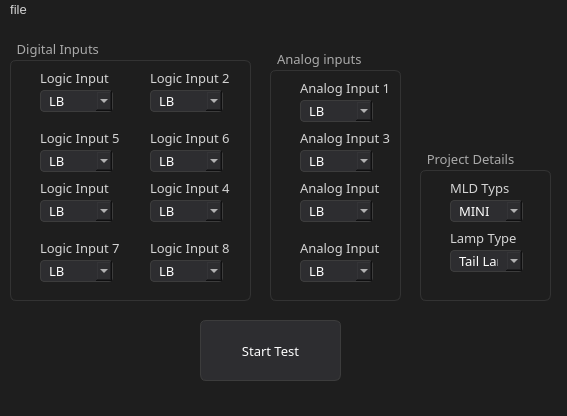
First picture: the form in test.ui, repository n1kpatil/guiPython, before the edit.
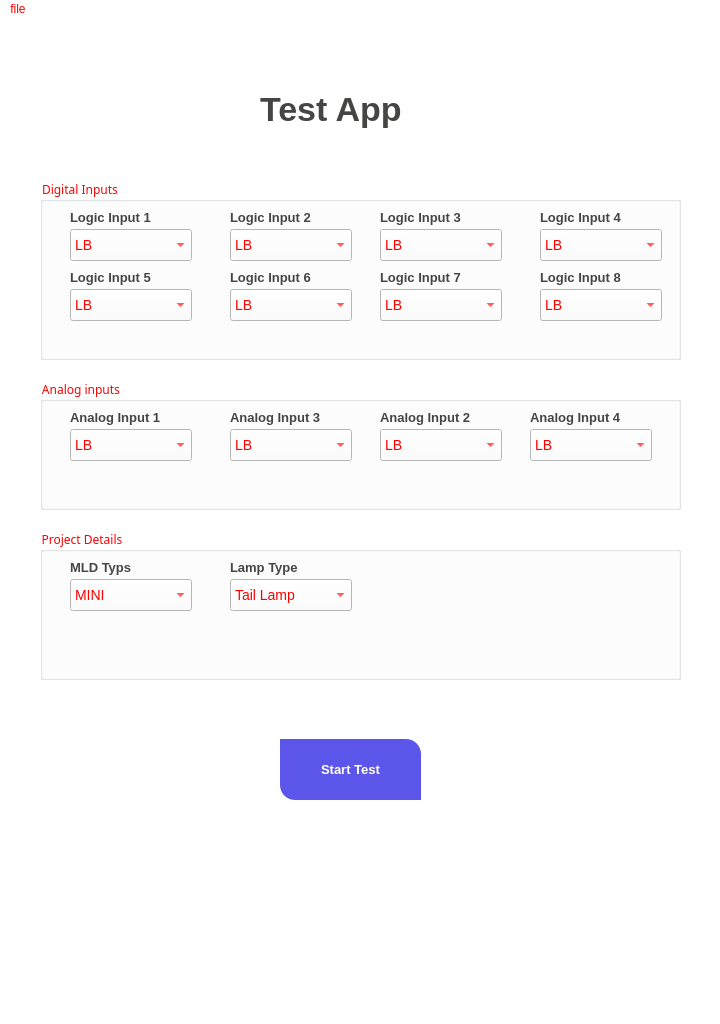
Second picture: the form after the edit. Icons and pictures are not drawn.

Commit message:
style change for the app
-style change

```diff
--- a/test.ui
+++ b/test.ui
@@ -6,169 +6,504 @@
    <rect>
     <x>0</x>
     <y>0</y>
-    <width>567</width>
-    <height>416</height>
+    <width>720</width>
+    <height>1024</height>
    </rect>
   </property>
   <property name="windowTitle">
    <string>MainWindow</string>
   </property>
   <property name="styleSheet">
-   <string notr="true">QMainWindow, QWidget {
-    background-color: #1e1e1e;
-    color: #d4d4d4;
-    font-family: &quot;Segoe UI&quot;, sans-serif;
-    font-size: 13px;
+   <string notr="true">QComboBox {
+    min-width: 120px;   /* Width */
+    min-height: 30px;   /* Height */
+    font-size: 14px;    /* Optional: Adjust text */
 }
 
-QPushButton {
-    background-color: #2d2d30;
-    color: #ffffff;
-    border: 1px solid #3c3c3c;
-    border-radius: 6px;
-    padding: 6px 12px;
+/*Copyright (c) DevSec Studio. All rights reserved.
+
+MIT License
+
+Permission is hereby granted, free of charge, to any person obtaining a copy
+of this software and associated documentation files (the &quot;Software&quot;), to deal
+in the Software without restriction, including without limitation the rights
+to use, copy, modify, merge, publish, distribute, sublicense, and/or sell
+copies of the Software, and to permit persons to whom the Software is
+furnished to do so, subject to the following conditions:
+
+The above copyright notice and this permission notice shall be included in all
+copies or substantial portions of the Software.
+
+THE SOFTWARE IS PROVIDED *AS IS*, WITHOUT WARRANTY OF ANY KIND, EXPRESS OR
+IMPLIED, INCLUDING BUT NOT LIMITED TO THE WARRANTIES OF MERCHANTABILITY,
+FITNESS FOR A PARTICULAR PURPOSE AND NONINFRINGEMENT. IN NO EVENT SHALL THE
+AUTHORS OR COPYRIGHT HOLDERS BE LIABLE FOR ANY CLAIM, DAMAGES OR OTHER
+LIABILITY, WHETHER IN AN ACTION OF CONTRACT, TORT OR OTHERWISE, ARISING FROM,
+OUT OF OR IN CONNECTION WITH THE SOFTWARE OR THE USE OR OTHER DEALINGS IN THE SOFTWARE.
+*/
+
+/*-----QWidget-----*/
+QWidget
+{
+	background-color: #fff;
+	color: red;
+
 }
 
-QPushButton:hover {
-    background-color: #3c3c3c;
-    border: 1px solid #5a5a5a;
+
+/*-----QLabel-----*/
+QLabel
+{
+	background-color: transparent;
+	color: #454544;
+	font-weight: bold;
+	font-size: 13px;
+
 }
 
-QPushButton:pressed {
-    background-color: #2a2a2a;
-    border: 1px solid #0078d7;  /* Accent blue */
+
+/*-----QPushButton-----*/
+QPushButton
+{
+	background-color: #5c55e9;
+	color: #fff;
+	font-size: 13px;
+	font-weight: bold;
+	border-top-right-radius: 15px;
+	border-top-left-radius: 0px;
+	border-bottom-right-radius: 0px;
+	border-bottom-left-radius: 15px;
+	padding: 10px;
+
 }
 
-QLabel {
-    color: #d4d4d4;
+
+QPushButton::disabled
+{
+	background-color: #5c5c5c;
+
 }
 
-QComboBox {
-    background-color: #2d2d30;
-    color: #ffffff;
-    border: 1px solid #3c3c3c;
-    border-radius: 4px;
-    padding: 4px 8px;
+
+QPushButton::hover
+{
+	background-color: #5564f2;
+
 }
 
-QComboBox:hover {
-    border: 1px solid #5a5a5a;
+
+QPushButton::pressed
+{
+	background-color: #3d4ef2;
+
 }
 
-QGroupBox {
-    border: 1px solid #333;
-    border-radius: 6px;
-    margin-top: 20px;
+
+/*-----QCheckBox-----*/
+QCheckBox
+{
+	background-color: transparent;
+	color: #5c55e9;
+	font-size: 10px;
+	font-weight: bold;
+	border: none;
+	border-radius: 5px;
+
 }
 
-QGroupBox:title {
-    subcontrol-origin: margin;
-    subcontrol-position: top left;
-    padding: 0 5px;
-    color: #aaaaaa;
+
+/*-----QCheckBox-----*/
+QCheckBox::indicator
+{
+    background-color: #323232;
+    border: 1px solid darkgray;
+    width: 12px;
+    height: 12px;
+
+}
+
+
+QCheckBox::indicator:checked
+{
+    image:url(&quot;./ressources/check.png&quot;);
+	background-color: #5c55e9;
+    border: 1px solid #5c55e9;
+
+}
+
+
+QCheckBox::indicator:unchecked:hover
+{
+    border: 1px solid #5c55e9;
+
+}
+
+
+QCheckBox::disabled
+{
+	color: #656565;
+
+}
+
+
+QCheckBox::indicator:disabled
+{
+	background-color: #656565;
+	color: #656565;
+    border: 1px solid #656565;
+
+}
+
+
+/*-----QLineEdit-----*/
+QLineEdit
+{
+	background-color: #c2c7d5;
+	color: #2a547f;
+	border: none;
+	padding: 5px;
+
+}
+
+
+/*-----QListView-----*/
+QListView
+{
+	background-color: #5c55e9;
+	color: #fff;
+	font-size: 14px;
+	font-weight: bold;
+	show-decoration-selected: 0;
+	border-radius: 4px;
+	padding-left: -15px;
+	padding-right: -15px;
+	padding-top: 5px;
+
+} 
+
+
+QListView:disabled 
+{
+	background-color: #5c5c5c;
+
+}
+
+
+QListView::item
+{
+	background-color: #454e5e;
+	border: none;
+	padding: 10px;
+	border-radius: 0px;
+	padding-left : 10px;
+	height: 32px;
+
+}
+
+
+QListView::item:selected
+{
+	color: #000;
+	background-color: #fff;
+
+}
+
+
+QListView::item:!selected
+{
+	color:white;
+	background-color: transparent;
+	border: none;
+	padding-left : 10px;
+
+}
+
+
+QListView::item:!selected:hover
+{
+	color: #fff;
+	background-color: #5564f2;
+	border: none;
+	padding-left : 10px;
+
+}
+
+
+/*-----QTreeView-----*/
+QTreeView 
+{
+	background-color: #fff;
+	show-decoration-selected: 0;
+	color: #454544;
+
+}
+
+
+QTreeView:disabled
+{
+	background-color: #242526;
+	show-decoration-selected: 0;
+
+}
+
+
+QTreeView::item 
+{
+	border-top-color: transparent;
+	border-bottom-color: transparent;
+
+}
+
+
+QTreeView::item:hover 
+{
+	background-color: #bcbdbb;
+	color: #000;
+
+}
+
+
+QTreeView::item:selected 
+{
+	background-color: #5c55e9;
+	color: #fff;
+
+}
+
+
+QTreeView::item:selected:active
+{
+	background-color: #5c55e9;
+	color: #fff;
+
+}
+
+
+QTreeView::item:selected:disabled
+{
+	background-color: #525251;
+	color: #656565;
+
+}
+
+
+QTreeView::branch:has-children:!has-siblings:closed,
+QTreeView::branch:closed:has-children:has-siblings 
+{
+	image: url(://tree-closed.png);
+
+}
+
+QTreeView::branch:open:has-children:!has-siblings,
+QTreeView::branch:open:has-children:has-siblings  
+{
+	image: url(://tree-open.png);
+
+}
+
+
+/*-----QTableView &amp; QTableWidget-----*/
+QTableView
+{
+    background-color: #fff;
+	border: 1px solid gray;
+    color: #454544;
+    gridline-color: gray;
+    outline : 0;
+
+}
+
+
+QTableView::disabled
+{
+    background-color: #242526;
+    border: 1px solid #32414B;
+    color: #656565;
+    gridline-color: #656565;
+    outline : 0;
+
+}
+
+
+QTableView::item:hover 
+{
+    background-color: #bcbdbb;
+    color: #000;
+
+}
+
+
+QTableView::item:selected 
+{
+	background-color: #5c55e9;
+    color: #fff;
+
+}
+
+
+QTableView::item:selected:disabled
+{
+    background-color: #1a1b1c;
+    border: 2px solid #525251;
+    color: #656565;
+
+}
+
+
+QTableCornerButton::section
+{
+	background-color: #ced5e3;
+	border: none;
+    color: #fff;
+
+}
+
+
+QHeaderView::section
+{
+	color: #2a547f;
+	border: 0px;
+	background-color: #ced5e3;
+	padding: 5px;
+
+}
+
+
+QHeaderView::section:disabled
+{
+    background-color: #525251;
+    color: #656565;
+
+}
+
+
+QHeaderView::section:checked
+{
+    color: #fff;
+    background-color: #5c55e9;
+
+}
+
+
+QHeaderView::section:checked:disabled
+{
+    color: #656565;
+    background-color: #525251;
+
+}
+
+
+QHeaderView::section::vertical::first,
+QHeaderView::section::vertical::only-one
+{
+    border-top: 1px solid #353635;
+
+}
+
+
+QHeaderView::section::vertical
+{
+    border-top: 1px solid #353635;
+
+}
+
+
+QHeaderView::section::horizontal::first,
+QHeaderView::section::horizontal::only-one
+{
+    border-left: 1px solid #353635;
+
+}
+
+
+QHeaderView::section::horizontal
+{
+    border-left: 1px solid #353635;
+
+}
+
+
+/*-----QScrollBar-----*/
+QScrollBar:horizontal 
+{
     background-color: transparent;
+    height: 8px;
+    margin: 0px;
+    padding: 0px;
+
 }
 
-QLineEdit, QTextEdit {
-    background-color: #2d2d30;
-    border: 1px solid #444;
-    color: #ffffff;
-    border-radius: 4px;
-    padding: 4px;
+
+QScrollBar::handle:horizontal 
+{
+    border: none;
+	min-width: 100px;
+    background-color: #7e92b7;
+
 }
 
-QStatusBar {
-    background-color: #1e1e1e;
-    color: #888888;
+
+QScrollBar::add-line:horizontal, 
+QScrollBar::sub-line:horizontal,
+QScrollBar::add-page:horizontal, 
+QScrollBar::sub-page:horizontal 
+{
+    width: 0px;
+    background-color: #d8dce6;
+
+}
+
+
+QScrollBar:vertical 
+{
+    background-color: transparent;
+    width: 8px;
+    margin: 0;
+
+}
+
+
+QScrollBar::handle:vertical 
+{
+    border: none;
+	min-height: 100px;
+    background-color: #7e92b7;
+
+}
+
+
+QScrollBar::add-line:vertical, 
+QScrollBar::sub-line:vertical,
+QScrollBar::add-page:vertical, 
+QScrollBar::sub-page:vertical 
+{
+    height: 0px;
+    background-color: #d8dce6;
+
 }
 </string>
   </property>
   <widget class="QWidget" name="centralwidget">
    <property name="styleSheet">
-    <string notr="true">QMainWindow, QWidget {
-    background-color: #1e1e1e;
-    color: #d4d4d4;
-    font-family: &quot;Segoe UI&quot;, sans-serif;
-    font-size: 13px;
-}
-
-QPushButton {
-    background-color: #2d2d30;
-    color: #ffffff;
-    border: 1px solid #3c3c3c;
-    border-radius: 6px;
-    padding: 6px 12px;
-}
-
-QPushButton:hover {
-    background-color: #3c3c3c;
-    border: 1px solid #5a5a5a;
-}
-
-QPushButton:pressed {
-    background-color: #2a2a2a;
-    border: 1px solid #0078d7;  /* Accent blue */
-}
-
-QLabel {
-    color: #d4d4d4;
-}
-
-QComboBox {
-    background-color: #2d2d30;
-    color: #ffffff;
-    border: 1px solid #3c3c3c;
-    border-radius: 4px;
-    padding: 4px 8px;
-}
-
-QComboBox:hover {
-    border: 1px solid #5a5a5a;
-}
-
-QGroupBox {
-    border: 1px solid #333;
-    border-radius: 6px;
-    margin-top: 20px;
-}
-
-QGroupBox:title {
-    subcontrol-origin: margin;
-    subcontrol-position: top left;
-    padding: 0 5px;
-    color: #aaaaaa;
-    background-color: transparent;
-}
-
-QLineEdit, QTextEdit {
-    background-color: #2d2d30;
-    border: 1px solid #444;
-    color: #ffffff;
-    border-radius: 4px;
-    padding: 4px;
-}
-
-QStatusBar {
-    background-color: #1e1e1e;
-    color: #888888;
-}
-</string>
+    <string notr="true"/>
    </property>
    <widget class="QGroupBox" name="groupBox">
     <property name="geometry">
      <rect>
-      <x>10</x>
-      <y>20</y>
-      <width>241</width>
-      <height>261</height>
+      <x>40</x>
+      <y>160</y>
+      <width>641</width>
+      <height>181</height>
      </rect>
     </property>
     <property name="font">
      <font>
       <family>Segoe UI,sans-serif</family>
-      <pointsize>-1</pointsize>
      </font>
     </property>
+    <property name="styleSheet">
+     <string notr="true"/>
+    </property>
     <property name="title">
      <string>Digital Inputs </string>
     </property>
@@ -177,14 +512,15 @@
       <rect>
        <x>30</x>
        <y>30</y>
-       <width>71</width>
+       <width>111</width>
        <height>16</height>
       </rect>
      </property>
      <property name="font">
       <font>
-       <family>Segoe UI,sans-serif</family>
        <pointsize>-1</pointsize>
+       <weight>75</weight>
+       <bold>true</bold>
       </font>
      </property>
      <property name="text">
@@ -194,16 +530,17 @@
     <widget class="QLabel" name="label_2">
      <property name="geometry">
       <rect>
-       <x>140</x>
+       <x>190</x>
        <y>30</y>
-       <width>81</width>
+       <width>91</width>
        <height>16</height>
       </rect>
      </property>
      <property name="font">
       <font>
-       <family>Segoe UI,sans-serif</family>
        <pointsize>-1</pointsize>
+       <weight>75</weight>
+       <bold>true</bold>
       </font>
      </property>
      <property name="text">
@@ -213,7 +550,7 @@
     <widget class="QLabel" name="label_7">
      <property name="geometry">
       <rect>
-       <x>140</x>
+       <x>190</x>
        <y>90</y>
        <width>81</width>
        <height>16</height>
@@ -221,8 +558,9 @@
      </property>
      <property name="font">
       <font>
-       <family>Segoe UI,sans-serif</family>
        <pointsize>-1</pointsize>
+       <weight>75</weight>
+       <bold>true</bold>
       </font>
      </property>
      <property name="text">
@@ -234,14 +572,15 @@
       <rect>
        <x>30</x>
        <y>90</y>
-       <width>81</width>
+       <width>121</width>
        <height>16</height>
       </rect>
      </property>
      <property name="font">
       <font>
-       <family>Segoe UI,sans-serif</family>
        <pointsize>-1</pointsize>
+       <weight>75</weight>
+       <bold>true</bold>
       </font>
      </property>
      <property name="text">
@@ -251,15 +590,14 @@
     <widget class="QComboBox" name="comboBox_14">
      <property name="geometry">
       <rect>
-       <x>140</x>
+       <x>190</x>
        <y>50</y>
-       <width>73</width>
-       <height>22</height>
+       <width>122</width>
+       <height>32</height>
       </rect>
      </property>
      <property name="font">
       <font>
-       <family>Segoe UI,sans-serif</family>
        <pointsize>-1</pointsize>
       </font>
      </property>
@@ -312,15 +650,14 @@
     <widget class="QComboBox" name="comboBox_13">
      <property name="geometry">
       <rect>
-       <x>140</x>
+       <x>190</x>
        <y>110</y>
-       <width>73</width>
-       <height>22</height>
+       <width>122</width>
+       <height>32</height>
       </rect>
      </property>
      <property name="font">
       <font>
-       <family>Segoe UI,sans-serif</family>
        <pointsize>-1</pointsize>
       </font>
      </property>
@@ -375,13 +712,12 @@
       <rect>
        <x>30</x>
        <y>50</y>
-       <width>73</width>
-       <height>22</height>
+       <width>122</width>
+       <height>32</height>
       </rect>
      </property>
      <property name="font">
       <font>
-       <family>Segoe UI,sans-serif</family>
        <pointsize>-1</pointsize>
       </font>
      </property>
@@ -436,13 +772,12 @@
       <rect>
        <x>30</x>
        <y>110</y>
-       <width>73</width>
-       <height>22</height>
+       <width>122</width>
+       <height>32</height>
       </rect>
      </property>
      <property name="font">
       <font>
-       <family>Segoe UI,sans-serif</family>
        <pointsize>-1</pointsize>
       </font>
      </property>
@@ -495,15 +830,14 @@
     <widget class="QComboBox" name="comboBox_22">
      <property name="geometry">
       <rect>
-       <x>30</x>
-       <y>160</y>
-       <width>73</width>
-       <height>22</height>
+       <x>340</x>
+       <y>50</y>
+       <width>122</width>
+       <height>32</height>
       </rect>
      </property>
      <property name="font">
       <font>
-       <family>Segoe UI,sans-serif</family>
        <pointsize>-1</pointsize>
       </font>
      </property>
@@ -556,16 +890,17 @@
     <widget class="QLabel" name="label_17">
      <property name="geometry">
       <rect>
-       <x>140</x>
-       <y>140</y>
-       <width>81</width>
+       <x>500</x>
+       <y>30</y>
+       <width>111</width>
        <height>16</height>
       </rect>
      </property>
      <property name="font">
       <font>
-       <family>Segoe UI,sans-serif</family>
        <pointsize>-1</pointsize>
+       <weight>75</weight>
+       <bold>true</bold>
       </font>
      </property>
      <property name="text">
@@ -575,16 +910,17 @@
     <widget class="QLabel" name="label_18">
      <property name="geometry">
       <rect>
-       <x>30</x>
-       <y>140</y>
-       <width>71</width>
+       <x>340</x>
+       <y>30</y>
+       <width>111</width>
        <height>16</height>
       </rect>
      </property>
      <property name="font">
       <font>
-       <family>Segoe UI,sans-serif</family>
        <pointsize>-1</pointsize>
+       <weight>75</weight>
+       <bold>true</bold>
       </font>
      </property>
      <property name="text">
@@ -594,16 +930,17 @@
     <widget class="QLabel" name="label_19">
      <property name="geometry">
       <rect>
-       <x>140</x>
-       <y>200</y>
-       <width>81</width>
+       <x>500</x>
+       <y>90</y>
+       <width>111</width>
        <height>16</height>
       </rect>
      </property>
      <property name="font">
       <font>
-       <family>Segoe UI,sans-serif</family>
        <pointsize>-1</pointsize>
+       <weight>75</weight>
+       <bold>true</bold>
       </font>
      </property>
      <property name="text">
@@ -613,15 +950,14 @@
     <widget class="QComboBox" name="comboBox_23">
      <property name="geometry">
       <rect>
-       <x>140</x>
-       <y>220</y>
-       <width>73</width>
-       <height>22</height>
+       <x>500</x>
+       <y>110</y>
+       <width>122</width>
+       <height>32</height>
       </rect>
      </property>
      <property name="font">
       <font>
-       <family>Segoe UI,sans-serif</family>
        <pointsize>-1</pointsize>
       </font>
      </property>
@@ -674,15 +1010,14 @@
     <widget class="QComboBox" name="comboBox_24">
      <property name="geometry">
       <rect>
-       <x>30</x>
-       <y>220</y>
-       <width>73</width>
-       <height>22</height>
+       <x>340</x>
+       <y>110</y>
+       <width>122</width>
+       <height>32</height>
       </rect>
      </property>
      <property name="font">
       <font>
-       <family>Segoe UI,sans-serif</family>
        <pointsize>-1</pointsize>
       </font>
      </property>
@@ -735,15 +1070,14 @@
     <widget class="QComboBox" name="comboBox_25">
      <property name="geometry">
       <rect>
-       <x>140</x>
-       <y>160</y>
-       <width>73</width>
-       <height>22</height>
+       <x>500</x>
+       <y>50</y>
+       <width>122</width>
+       <height>32</height>
       </rect>
      </property>
      <property name="font">
       <font>
-       <family>Segoe UI,sans-serif</family>
        <pointsize>-1</pointsize>
       </font>
      </property>
@@ -796,16 +1130,17 @@
     <widget class="QLabel" name="label_20">
      <property name="geometry">
       <rect>
-       <x>30</x>
-       <y>200</y>
-       <width>81</width>
+       <x>340</x>
+       <y>90</y>
+       <width>111</width>
        <height>16</height>
       </rect>
      </property>
      <property name="font">
       <font>
-       <family>Segoe UI,sans-serif</family>
        <pointsize>-1</pointsize>
+       <weight>75</weight>
+       <bold>true</bold>
       </font>
      </property>
      <property name="text">
@@ -816,16 +1151,15 @@
    <widget class="QGroupBox" name="groupBox_2">
     <property name="geometry">
      <rect>
-      <x>270</x>
-      <y>30</y>
-      <width>131</width>
-      <height>251</height>
+      <x>40</x>
+      <y>360</y>
+      <width>641</width>
+      <height>131</height>
      </rect>
     </property>
     <property name="font">
      <font>
       <family>Segoe UI,sans-serif</family>
-      <pointsize>-1</pointsize>
      </font>
     </property>
     <property name="title">
@@ -836,14 +1170,15 @@
       <rect>
        <x>30</x>
        <y>30</y>
-       <width>91</width>
+       <width>121</width>
        <height>16</height>
       </rect>
      </property>
      <property name="font">
       <font>
-       <family>Segoe UI,sans-serif</family>
        <pointsize>-1</pointsize>
+       <weight>75</weight>
+       <bold>true</bold>
       </font>
      </property>
      <property name="text">
@@ -853,16 +1188,17 @@
     <widget class="QLabel" name="label_10">
      <property name="geometry">
       <rect>
-       <x>30</x>
-       <y>130</y>
-       <width>81</width>
+       <x>340</x>
+       <y>30</y>
+       <width>111</width>
        <height>16</height>
       </rect>
      </property>
      <property name="font">
       <font>
-       <family>Segoe UI,sans-serif</family>
        <pointsize>-1</pointsize>
+       <weight>75</weight>
+       <bold>true</bold>
       </font>
      </property>
      <property name="text">
@@ -872,16 +1208,17 @@
     <widget class="QLabel" name="label_15">
      <property name="geometry">
       <rect>
-       <x>30</x>
-       <y>190</y>
-       <width>81</width>
+       <x>490</x>
+       <y>30</y>
+       <width>121</width>
        <height>16</height>
       </rect>
      </property>
      <property name="font">
       <font>
-       <family>Segoe UI,sans-serif</family>
        <pointsize>-1</pointsize>
+       <weight>75</weight>
+       <bold>true</bold>
       </font>
      </property>
      <property name="text">
@@ -891,16 +1228,17 @@
     <widget class="QLabel" name="label_16">
      <property name="geometry">
       <rect>
-       <x>30</x>
-       <y>80</y>
-       <width>91</width>
+       <x>190</x>
+       <y>30</y>
+       <width>121</width>
        <height>16</height>
       </rect>
      </property>
      <property name="font">
       <font>
-       <family>Segoe UI,sans-serif</family>
        <pointsize>-1</pointsize>
+       <weight>75</weight>
+       <bold>true</bold>
       </font>
      </property>
      <property name="text">
@@ -910,15 +1248,14 @@
     <widget class="QComboBox" name="comboBox_18">
      <property name="geometry">
       <rect>
-       <x>30</x>
-       <y>150</y>
-       <width>73</width>
-       <height>22</height>
+       <x>340</x>
+       <y>50</y>
+       <width>122</width>
+       <height>32</height>
       </rect>
      </property>
      <property name="font">
       <font>
-       <family>Segoe UI,sans-serif</family>
        <pointsize>-1</pointsize>
       </font>
      </property>
@@ -971,15 +1308,14 @@
     <widget class="QComboBox" name="comboBox_19">
      <property name="geometry">
       <rect>
-       <x>30</x>
-       <y>210</y>
-       <width>73</width>
-       <height>22</height>
+       <x>490</x>
+       <y>50</y>
+       <width>122</width>
+       <height>32</height>
       </rect>
      </property>
      <property name="font">
       <font>
-       <family>Segoe UI,sans-serif</family>
        <pointsize>-1</pointsize>
       </font>
      </property>
@@ -1034,13 +1370,12 @@
       <rect>
        <x>30</x>
        <y>50</y>
-       <width>73</width>
-       <height>22</height>
+       <width>122</width>
+       <height>32</height>
       </rect>
      </property>
      <property name="font">
       <font>
-       <family>Segoe UI,sans-serif</family>
        <pointsize>-1</pointsize>
       </font>
      </property>
@@ -1093,15 +1428,14 @@
     <widget class="QComboBox" name="comboBox_21">
      <property name="geometry">
       <rect>
-       <x>30</x>
-       <y>100</y>
-       <width>73</width>
-       <height>22</height>
+       <x>190</x>
+       <y>50</y>
+       <width>122</width>
+       <height>32</height>
       </rect>
      </property>
      <property name="font">
       <font>
-       <family>Segoe UI,sans-serif</family>
        <pointsize>-1</pointsize>
       </font>
      </property>
@@ -1155,16 +1489,15 @@
    <widget class="QGroupBox" name="groupBox_3">
     <property name="geometry">
      <rect>
-      <x>420</x>
-      <y>130</y>
-      <width>131</width>
+      <x>40</x>
+      <y>510</y>
+      <width>641</width>
       <height>151</height>
      </rect>
     </property>
     <property name="font">
      <font>
       <family>Segoe UI,sans-serif</family>
-      <pointsize>-1</pointsize>
      </font>
     </property>
     <property name="title">
@@ -1181,8 +1514,9 @@
      </property>
      <property name="font">
       <font>
-       <family>Segoe UI,sans-serif</family>
        <pointsize>-1</pointsize>
+       <weight>75</weight>
+       <bold>true</bold>
       </font>
      </property>
      <property name="text">
@@ -1192,16 +1526,17 @@
     <widget class="QLabel" name="label_22">
      <property name="geometry">
       <rect>
-       <x>30</x>
-       <y>80</y>
+       <x>190</x>
+       <y>30</y>
        <width>91</width>
        <height>16</height>
       </rect>
      </property>
      <property name="font">
       <font>
-       <family>Segoe UI,sans-serif</family>
        <pointsize>-1</pointsize>
+       <weight>75</weight>
+       <bold>true</bold>
       </font>
      </property>
      <property name="text">
@@ -1213,13 +1548,12 @@
       <rect>
        <x>30</x>
        <y>50</y>
-       <width>73</width>
-       <height>22</height>
+       <width>122</width>
+       <height>32</height>
       </rect>
      </property>
      <property name="font">
       <font>
-       <family>Segoe UI,sans-serif</family>
        <pointsize>-1</pointsize>
       </font>
      </property>
@@ -1242,15 +1576,14 @@
     <widget class="QComboBox" name="comboBox_29">
      <property name="geometry">
       <rect>
-       <x>30</x>
-       <y>100</y>
-       <width>73</width>
-       <height>22</height>
+       <x>190</x>
+       <y>50</y>
+       <width>122</width>
+       <height>32</height>
       </rect>
      </property>
      <property name="font">
       <font>
-       <family>Segoe UI,sans-serif</family>
        <pointsize>-1</pointsize>
       </font>
      </property>
@@ -1271,52 +1604,20 @@
      </item>
     </widget>
    </widget>
-   <widget class="QLabel" name="label_3">
-    <property name="geometry">
-     <rect>
-      <x>420</x>
-      <y>50</y>
-      <width>101</width>
-      <height>61</height>
-     </rect>
-    </property>
-    <property name="font">
-     <font>
-      <family>Segoe UI,sans-serif</family>
-      <pointsize>-1</pointsize>
-     </font>
-    </property>
-    <property name="styleSheet">
-     <string notr="true">QWidget {
-    background-image: url(:/images/bg.jpg);
-    background-repeat: no-repeat;
-    background-position: center;
-}
-</string>
-    </property>
-    <property name="text">
-     <string/>
-    </property>
-    <property name="pixmap">
-     <pixmap>../../Users/nikhi/Downloads/Untitled.png</pixmap>
-    </property>
-    <property name="scaledContents">
-     <bool>true</bool>
-    </property>
-   </widget>
    <widget class="QPushButton" name="pushButton">
     <property name="geometry">
      <rect>
-      <x>200</x>
-      <y>300</y>
+      <x>280</x>
+      <y>720</y>
       <width>141</width>
       <height>61</height>
      </rect>
     </property>
     <property name="font">
      <font>
-      <family>Segoe UI,sans-serif</family>
       <pointsize>-1</pointsize>
+      <weight>75</weight>
+      <bold>true</bold>
      </font>
     </property>
     <property name="text">
@@ -1333,14 +1634,42 @@
      </size>
     </property>
    </widget>
+   <widget class="QLabel" name="label_4">
+    <property name="geometry">
+     <rect>
+      <x>260</x>
+      <y>60</y>
+      <width>161</width>
+      <height>61</height>
+     </rect>
+    </property>
+    <property name="font">
+     <font>
+      <pointsize>-1</pointsize>
+      <weight>75</weight>
+      <bold>true</bold>
+     </font>
+    </property>
+    <property name="styleSheet">
+     <string notr="true">QLabel {
+    min-width: 100px;    /* Optional: Width */
+    min-height: 30px;    /* Optional: Height */
+    font-size: 34px;     /* Adjust font size */
+    font-weight: bold;   /* Optional: make text bold */
+}</string>
+    </property>
+    <property name="text">
+     <string>Test App </string>
+    </property>
+   </widget>
   </widget>
   <widget class="QMenuBar" name="menubar">
    <property name="geometry">
     <rect>
      <x>0</x>
      <y>0</y>
-     <width>567</width>
-     <height>23</height>
+     <width>720</width>
+     <height>26</height>
     </rect>
    </property>
    <widget class="QMenu" name="menufile">
```
The commit also changes 4 other files.
